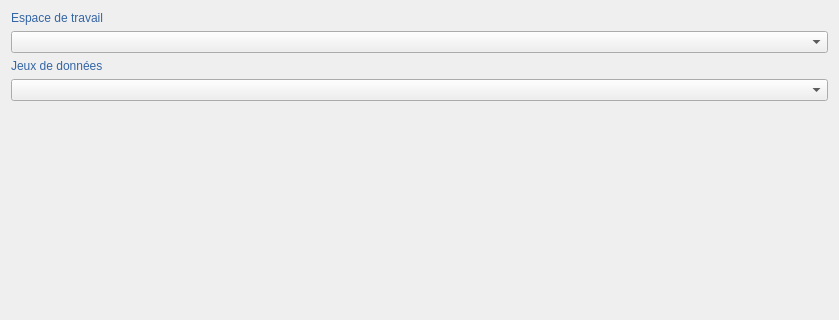
Old version of the form geotuileur/gui/publication_creation/qwp_publication_form.ui in the repository JulesGrillot/plugin-qgis-geoplateforme; both pictures show x 0 to 839 and y 0 to 320 of the 839 by 493 pixel window.
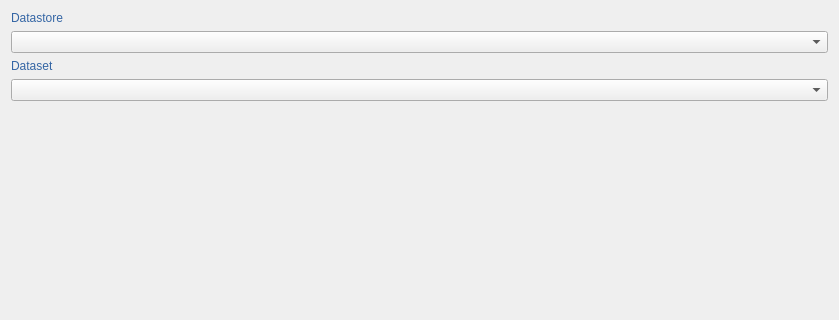
New version of the form. Custom widgets are drawn as their Qt base class.

Diff of the .ui file:
```diff
--- a/geotuileur/gui/publication_creation/qwp_publication_form.ui
+++ b/geotuileur/gui/publication_creation/qwp_publication_form.ui
@@ -37,7 +37,7 @@
 color: rgb(52, 101, 164);</string>
      </property>
      <property name="text">
-      <string>Espace de travail</string>
+      <string>Datastore</string>
      </property>
     </widget>
    </item>
@@ -48,7 +48,7 @@
 color: rgb(52, 101, 164);</string>
      </property>
      <property name="text">
-      <string>Jeux de données</string>
+      <string>Dataset</string>
      </property>
     </widget>
    </item>
```
Left out of the diff: 3 changed lines with no effect on the pictures.
